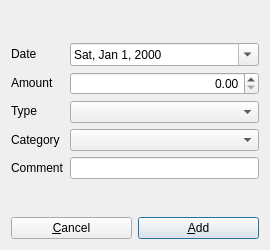
The window that src/UI/Presenter/AddTransactionPresenter.ui (gojoe262/LooseChange) describes before a commit, drawn with Qt 5.
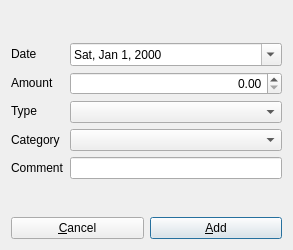
The same window after the commit.

```diff
--- a/src/UI/Presenter/AddTransactionPresenter.ui
+++ b/src/UI/Presenter/AddTransactionPresenter.ui
@@ -6,7 +6,7 @@
    <rect>
     <x>0</x>
     <y>0</y>
-    <width>270</width>
+    <width>293</width>
     <height>250</height>
    </rect>
   </property>
```
Left out of the diff: 2 changed lines with no effect on the pictures.
